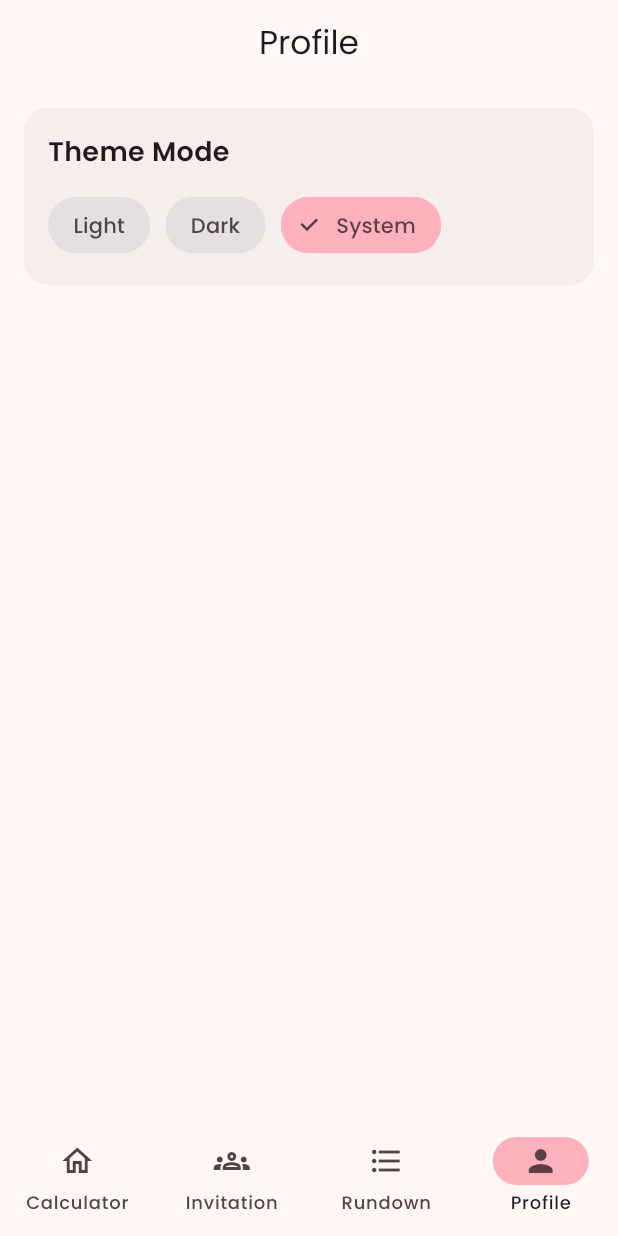
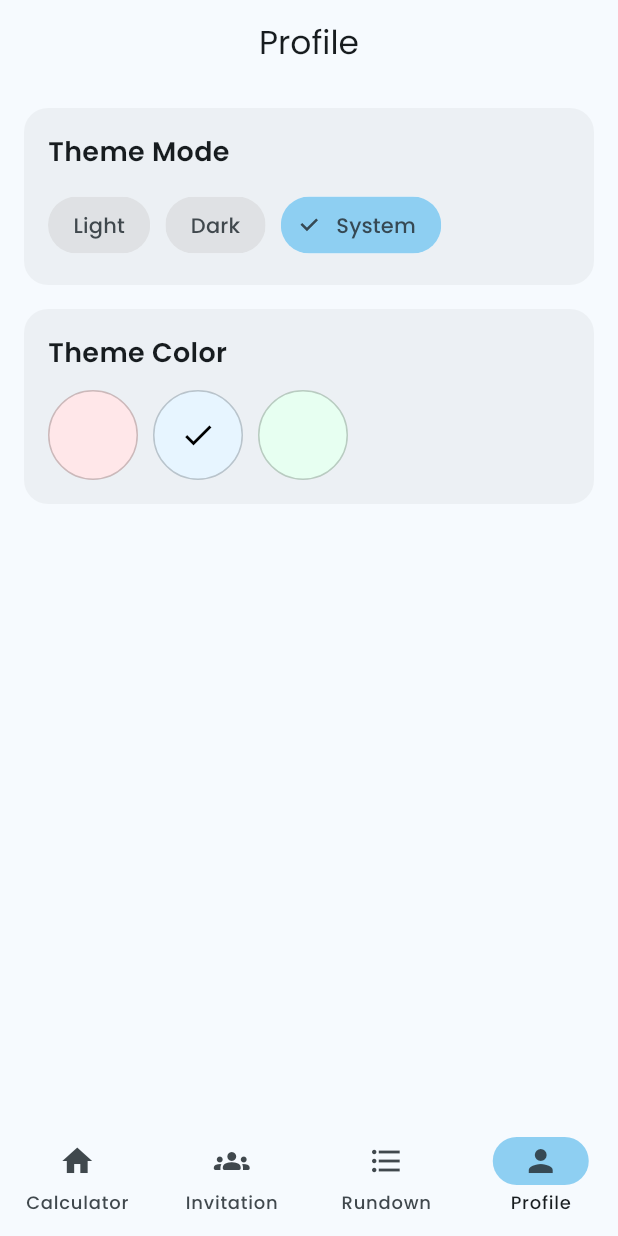
Before and after one commit to guizot/we_ready_app, a Flutter app: the screen it shows after launch, item 4 of the bottom bar chosen, on a phone screen of 412 x 824 dp. Run offline on Flutter 3.47's test engine with Material 3 defaults, Android fonts, the phone set to English and light mode, and no system bars; our stand-ins replace equatable, flutter_bloc, get_it, shared_preferences.

Commit message:
add dynamic color

```diff
--- a/lib/data/core/const/shared_preferences_values.dart
+++ b/lib/data/core/const/shared_preferences_values.dart
@@ -1,5 +1,6 @@
 class SharedPreferencesValues {
 
   static const String currentTheme = 'current_theme';
+  static const String currentColor = 'current_color';
 
 }
--- a/lib/main.dart
+++ b/lib/main.dart
@@ -1,5 +1,6 @@
 import 'package:flutter/material.dart';
 import 'package:provider/provider.dart';
+import 'package:we_ready_app/presentation/core/constant/theme_service_values.dart';
 import 'package:we_ready_app/presentation/core/service/route_service.dart';
 import 'package:we_ready_app/presentation/core/service/theme_service.dart';
 import 'package:we_ready_app/injector.dart' as di;
@@ -33,8 +34,8 @@ class MyApp extends StatelessWidget {
           return MaterialApp(
             debugShowCheckedModeBanner: false,
             title: 'We Ready App',
-            theme: themeService.getLightTheme,
-            darkTheme: themeService.getDarkTheme,
+            theme: themeService.currentThemeData(ThemeServiceValues.light),
+            darkTheme: themeService.currentThemeData(ThemeServiceValues.dark),
             themeMode: themeService.currentThemeMode,
             onGenerateRoute: RouteService.generate,
           );
--- a/lib/presentation/core/constant/theme_service_values.dart
+++ b/lib/presentation/core/constant/theme_service_values.dart
@@ -1,3 +1,6 @@
+import 'package:flutter/material.dart';
+import '../extension/color_extension.dart';
+
 class ThemeServiceValues {
 
   /// MODE STRING CONSTANTS:
@@ -11,4 +14,23 @@ class ThemeServiceValues {
     system
   ];
 
+  /// COLOR STRING CONSTANTS:
+  static const String colorPink = 'Pink';
+  static const String colorBlue = 'Blue';
+  static const String colorGreen = 'Green';
+
+  /// TO ADD NEW COLOR:
+  /// PUT NEW STRING & COLOR TO THESE 2 ARRAY CONSTANTS
+  /// THEN REBUILD AND COLOR IS AUTOMATICALLY ADDED
+  static const List<String> colorString = [
+    colorPink,
+    colorBlue,
+    colorGreen,
+  ];
+  static List<Color> colorValue = [
+    HexColor('FFE7E9'),
+    HexColor('E7F5FF'),
+    HexColor('E7FFF1'),
+  ];
+
 }
--- a/lib/presentation/core/service/theme_service.dart
+++ b/lib/presentation/core/service/theme_service.dart
@@ -2,13 +2,13 @@ import 'package:flutter/material.dart';
 import '../../../data/core/const/shared_preferences_values.dart';
 import '../../../data/data_source/shared/shared_preferences_data_source.dart';
 import '../constant/theme_service_values.dart';
-import '../extension/color_extension.dart';
 
 class ThemeService extends ChangeNotifier {
 
   final SharedPreferenceDataSource sharedPreferenceDataSource;
   ThemeService({required this.sharedPreferenceDataSource}) {
     _themeMode = ThemeServiceValues.system;
+    _colorSeed = ThemeServiceValues.colorPink;
     getPreferences();
   }
 
@@ -21,10 +21,23 @@ class ThemeService extends ChangeNotifier {
     notifyListeners();
   }
 
+  late String _colorSeed;
+  String get colorSeed => _colorSeed;
+
+  set colorSeed(String value) {
+    _colorSeed = value;
+    sharedPreferenceDataSource.setString(SharedPreferencesValues.currentColor, value);
+    notifyListeners();
+  }
+
   getPreferences() async {
     _themeMode = await sharedPreferenceDataSource.getString(SharedPreferencesValues.currentTheme);
     if(_themeMode == "") {
       themeMode = ThemeServiceValues.system;
+    }
+    _colorSeed = await sharedPreferenceDataSource.getString(SharedPreferencesValues.currentColor);
+    if(_colorSeed == "") {
+      colorSeed = ThemeServiceValues.colorBlue;
     }
     notifyListeners();
   }
@@ -42,20 +55,37 @@ class ThemeService extends ChangeNotifier {
     }
   }
 
-  ThemeData get getLightTheme {
-    return ThemeData(
-      colorSchemeSeed: HexColor('FFE7E9'),
-      fontFamily: 'Poppins',
-      brightness: Brightness.light,
-      useMaterial3: true,
-    );
+  ThemeData currentThemeData(String brightness) {
+    Map<String, ThemeData> themeObject = {};
+    for (int i = 0; i < ThemeServiceValues.colorString.length; i++) {
+      themeObject[ThemeServiceValues.colorString[i]] = getThemeData(brightness, ThemeServiceValues.colorString[i]);
+    }
+    return themeObject[colorSeed]!;
   }
 
-  ThemeData get getDarkTheme {
+  ThemeData getThemeData(String brightness, String color) {
+
+    Brightness brightnessTheme;
+    switch(brightness) {
+      case ThemeServiceValues.light:
+        brightnessTheme = Brightness.light;
+      case ThemeServiceValues.dark:
+        brightnessTheme = Brightness.dark;
+      default:
+        brightnessTheme = Brightness.light;
+    }
+
+    Color colorTheme;
+    Map<String, Color> colorObject = {};
+    for (int i = 0; i < ThemeServiceValues.colorString.length; i++) {
+      colorObject[ThemeServiceValues.colorString[i]] = ThemeServiceValues.colorValue[i];
+    }
+    colorTheme = colorObject[color]!;
+
     return ThemeData(
-      colorSchemeSeed: HexColor('FFE7E9'),
+      colorSchemeSeed: colorTheme,
       fontFamily: 'Poppins',
-      brightness: Brightness.dark,
+      brightness: brightnessTheme,
       useMaterial3: true,
     );
   }
--- a/lib/presentation/pages/home/home.dart
+++ b/lib/presentation/pages/home/home.dart
@@ -58,22 +58,22 @@ class _HomePageState extends State<HomePage> {
               destinations: const <Widget>[
                 NavigationDestination(
                   selectedIcon: Icon(Icons.home),
-                  icon: Icon(Icons.home_outlined),
+                  icon: Icon(Icons.home),
                   label: 'Calculator',
                 ),
                 NavigationDestination(
                   selectedIcon: Icon(Icons.groups_rounded),
-                  icon: Icon(Icons.groups_outlined),
+                  icon: Icon(Icons.groups_rounded),
                   label: 'Invitation',
                 ),
                 NavigationDestination(
                   selectedIcon: Icon(Icons.format_list_bulleted),
-                  icon: Icon(Icons.format_list_bulleted_outlined),
+                  icon: Icon(Icons.format_list_bulleted),
                   label: 'Rundown',
                 ),
                 NavigationDestination(
                   selectedIcon: Icon(Icons.person),
-                  icon: Icon(Icons.person_outline),
+                  icon: Icon(Icons.person),
                   label: 'Profile',
                 ),
               ],
--- a/lib/presentation/pages/setting/setting.dart
+++ b/lib/presentation/pages/setting/setting.dart
@@ -59,6 +59,36 @@ class _SettingPageState extends State<SettingPage> {
                       )
                   )
               ),
+              CommonItem(
+                  title: "Theme Color",
+                  child: Wrap(
+                      spacing: 10,
+                      runSpacing: 0,
+                      children: List.generate(ThemeServiceValues.colorValue.length, (index) {
+                          return GestureDetector(
+                            onTap: () {
+                             themeService.colorSeed = ThemeServiceValues.colorString[index];
+                            },
+                            child: Container(
+                                height: 60,
+                                width: 60,
+                                decoration: BoxDecoration(
+                                  border: Border.all(color: Colors.black.withOpacity(0.2)),
+                                  shape: BoxShape.circle,
+                                  color: ThemeServiceValues.colorValue[index],
+                                ),
+                                child: themeService.colorSeed == ThemeServiceValues.colorString[index]
+                                    ? const Icon(
+                                        Icons.check,
+                                        color: Colors.black,
+                                      )
+                                    : null
+                            )
+                          );
+                        }
+                      )
+                  )
+              ),
             ],
           );
         }
```
Also changed, not shown: 3 other files.
